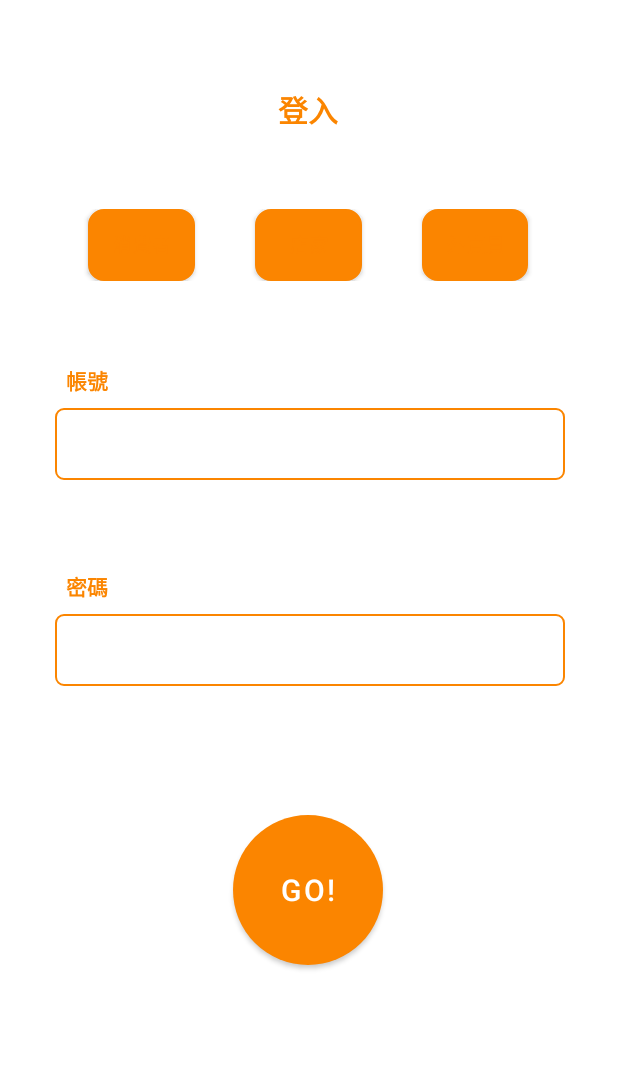
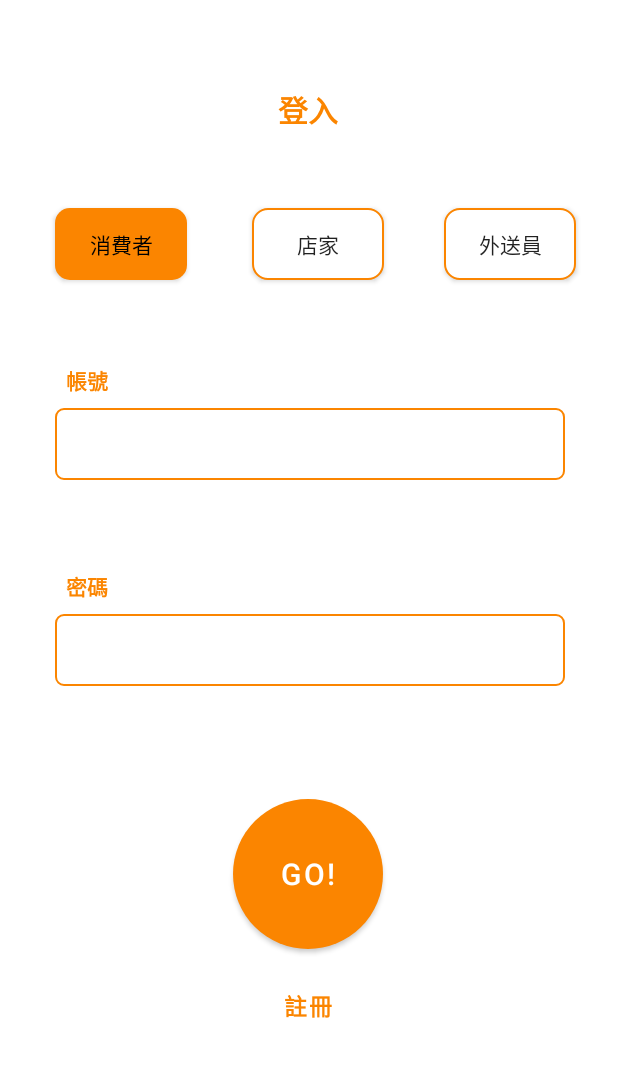
Before and after one commit to yvonneyanng/Fooooood, an Android app: the screen it shows after launch (LoginActivity), on a phone screen of 412 x 824 dp, the part 98-1175 px from its top. Run offline under Robolectric (Android 15) with nearby library versions, the phone set to English and light mode, and no system bars.

Commit message:
fix loginPage

```diff
--- a/app/src/main/res/drawable/button_selector.xml
+++ b/app/src/main/res/drawable/button_selector.xml
@@ -1,5 +1,5 @@
 <?xml version="1.0" encoding="utf-8"?>
 <selector xmlns:android="http://schemas.android.com/apk/res/android">
-    <item android:drawable="@drawable/shape_pressed" android:state_checked="true" />
-    <item android:drawable="@drawable/shape_normal" android:state_checked="false" />
+    <item android:state_checked="true" android:drawable="@drawable/shape_pressed"/>
+    <item android:state_checked="false" android:drawable="@drawable/shape_normal"/>
 </selector>
--- a/app/src/main/res/layout/activity_login.xml
+++ b/app/src/main/res/layout/activity_login.xml
@@ -72,7 +72,7 @@
         app:layout_constraintHorizontal_bias="0.498"
         app:layout_constraintStart_toStartOf="parent"
         app:layout_constraintTop_toBottomOf="@+id/textInputPassword"
-        app:layout_constraintVertical_bias="0.426" />
+        app:layout_constraintVertical_bias="0.375" />
 
     <TextView
         android:id="@+id/textView6"
@@ -128,54 +128,65 @@
         app:layout_constraintTop_toBottomOf="@+id/relativeLayout"
         app:layout_constraintVertical_bias="0.322" />
 
-    <LinearLayout
-        android:layout_width="333dp"
-        android:layout_height="48dp"
-        android:layout_marginEnd="40dp"
-        android:orientation="horizontal"
-        app:layout_constraintBottom_toTopOf="@+id/textInputAccount"
-        app:layout_constraintEnd_toEndOf="parent"
-        app:layout_constraintTop_toBottomOf="@+id/textView"
-        app:layout_constraintVertical_bias="0.377">
-
     <Button
-            android:id="@+id/loginBuyer"
+        android:id="@+id/button8"
         android:layout_width="wrap_content"
         android:layout_height="wrap_content"
-            android:layout_marginLeft="20dp"
-            android:layout_marginRight="20dp"
-            android:layout_weight="1"
-            android:background="@drawable/button_selector"
-            android:text="消費者"
-            android:textColor="#FB8500"
-            android:textSize="12sp"
-            android:textStyle="bold" />
+        android:background="#00FFFFFF"
+        android:text="註冊"
+        android:textColor="@color/mainColor"
+        android:textSize="15dp"
+        android:textStyle="bold"
+        app:layout_constraintBottom_toBottomOf="parent"
+        app:layout_constraintEnd_toEndOf="parent"
+        app:layout_constraintHorizontal_bias="0.498"
+        app:layout_constraintStart_toStartOf="parent"
+        app:layout_constraintTop_toBottomOf="@+id/button"
+        app:layout_constraintVertical_bias="0.18" />
 
-        <Button
-            android:id="@+id/loginShop"
+    <ToggleButton
+        android:id="@+id/toggleButton"
         android:layout_width="wrap_content"
         android:layout_height="wrap_content"
-            android:layout_marginLeft="20dp"
-            android:layout_marginRight="20dp"
-            android:layout_weight="1"
+        android:background="@drawable/button_selector"
+        android:checked="true"
+        android:text="消費者"
+        android:textColor="@color/black"
+        android:textOff="消費者"
+        android:textOn="消費者"
+        app:layout_constraintBottom_toBottomOf="parent"
+        app:layout_constraintEnd_toStartOf="@+id/toggleButton3"
+        app:layout_constraintHorizontal_bias="0.455"
+        app:layout_constraintStart_toStartOf="parent"
+        app:layout_constraintTop_toTopOf="parent"
+        app:layout_constraintVertical_bias="0.263" />
+
+    <ToggleButton
+        android:id="@+id/toggleButton2"
+        android:layout_width="wrap_content"
+        android:layout_height="wrap_content"
+        android:layout_marginEnd="28dp"
+        android:background="@drawable/button_selector"
+        android:text="外送員"
+        android:textOff="外送員"
+        android:textOn="外送員"
+        app:layout_constraintBottom_toBottomOf="parent"
+        app:layout_constraintEnd_toEndOf="parent"
+        app:layout_constraintTop_toTopOf="parent"
+        app:layout_constraintVertical_bias="0.263" />
+
+    <ToggleButton
+        android:id="@+id/toggleButton3"
+        android:layout_width="wrap_content"
+        android:layout_height="wrap_content"
+        android:layout_marginEnd="40dp"
         android:background="@drawable/button_selector"
         android:text="店家"
-            android:textColor="#FB8500"
-            android:textSize="12sp"
-            android:textStyle="bold" />
-
-        <Button
-            android:id="@+id/loginCourier"
-            android:layout_width="wrap_content"
-            android:layout_height="wrap_content"
-            android:layout_marginLeft="20dp"
-            android:layout_marginRight="20dp"
-            android:layout_weight="1"
-            android:background="@drawable/button_selector"
-            android:text="外賣員"
-            android:textColor="#FB8500"
-            android:textSize="12sp"
-            android:textStyle="bold" />
-    </LinearLayout>
+        android:textOff="店家"
+        android:textOn="店家"
+        app:layout_constraintBottom_toBottomOf="parent"
+        app:layout_constraintEnd_toStartOf="@+id/toggleButton2"
+        app:layout_constraintTop_toTopOf="parent"
+        app:layout_constraintVertical_bias="0.263" />
 
 </androidx.constraintlayout.widget.ConstraintLayout>
```
Also changed, not shown: 290 other files. Lines whose indentation alone changed are shown as unchanged.
